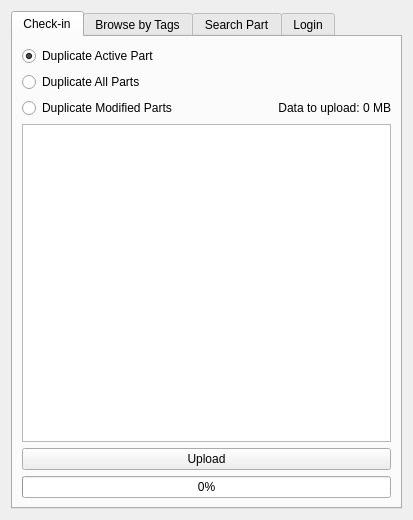
Before: the Qt Designer form taack-plm.ui in Taack/taack-plm-freecad, drawn with Qt 5.
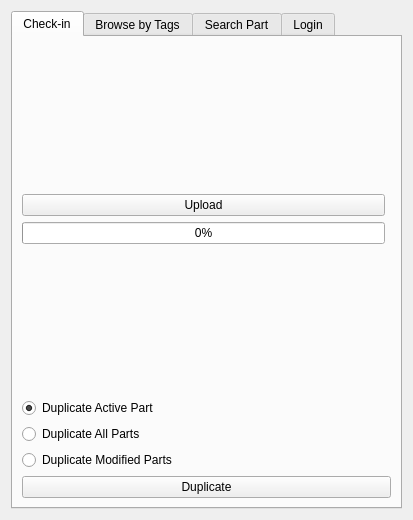
After: the same form once the commit is applied.

Commit message: WiP restore model duplication I

Patch:
```diff
--- a/taack-plm.ui
+++ b/taack-plm.ui
@@ -14,7 +14,7 @@
    <string>Taack PLM</string>
   </property>
   <layout class="QGridLayout" name="gridLayout">
-   <item row="0" column="0">
+   <item row="1" column="0">
     <widget class="QTabWidget" name="tabWidget">
      <property name="currentIndex">
       <number>0</number>
@@ -25,7 +25,34 @@
        <string>Check-in</string>
       </attribute>
       <layout class="QGridLayout" name="checkInLayout">
+       <item row="5" column="0">
+        <widget class="QRadioButton" name="forkAll">
+         <property name="text">
+          <string>Duplicate All Parts</string>
+         </property>
+        </widget>
+       </item>
        <item row="0" column="0">
+        <spacer name="verticalSpacer">
+         <property name="orientation">
+          <enum>Qt::Orientation::Vertical</enum>
+         </property>
+         <property name="sizeHint" stdset="0">
+          <size>
+           <width>20</width>
+           <height>40</height>
+          </size>
+         </property>
+        </spacer>
+       </item>
+       <item row="1" column="0">
+        <widget class="QPushButton" name="uploadButton">
+         <property name="text">
+          <string>Upload</string>
+         </property>
+        </widget>
+       </item>
+       <item row="4" column="0">
         <widget class="QRadioButton" name="forkActive">
          <property name="text">
           <string>Duplicate Active Part</string>
@@ -35,54 +62,40 @@
          </property>
         </widget>
        </item>
-       <item row="1" column="0">
-        <widget class="QRadioButton" name="forkAll">
-         <property name="text">
-          <string>Duplicate All Parts</string>
-         </property>
-        </widget>
-       </item>
-       <item row="2" column="0">
+       <item row="6" column="0">
         <widget class="QRadioButton" name="forkTouched">
          <property name="text">
           <string>Duplicate Modified Parts</string>
          </property>
         </widget>
        </item>
-       <item row="2" column="1">
-        <widget class="QLabel" name="uploadSizeLabel">
+       <item row="7" column="0" colspan="2">
+        <widget class="QPushButton" name="forkButton">
          <property name="text">
-          <string>Data to upload: 0 MB</string>
+          <string>Duplicate</string>
          </property>
-         <property name="alignment">
-          <set>Qt::AlignmentFlag::AlignRight|Qt::AlignmentFlag::AlignVCenter</set>
-         </property>
         </widget>
        </item>
-       <item row="3" column="0" colspan="2">
-        <widget class="QListWidget" name="List">
-         <property name="minimumSize">
-          <size>
-           <width>0</width>
-           <height>100</height>
-          </size>
-         </property>
-        </widget>
-       </item>
-       <item row="4" column="0" colspan="2">
-        <widget class="QPushButton" name="uploadButton">
-         <property name="text">
-          <string>Upload</string>
-         </property>
-        </widget>
-       </item>
-       <item row="5" column="0" colspan="2">
+       <item row="2" column="0">
         <widget class="QProgressBar" name="uploadProgress">
          <property name="value">
           <number>0</number>
          </property>
         </widget>
        </item>
+       <item row="3" column="0">
+        <spacer name="verticalSpacer_2">
+         <property name="orientation">
+          <enum>Qt::Orientation::Vertical</enum>
+         </property>
+         <property name="sizeHint" stdset="0">
+          <size>
+           <width>20</width>
+           <height>40</height>
+          </size>
+         </property>
+        </spacer>
+       </item>
       </layout>
      </widget>
      <!-- Browse tab -->
```
Left out of the diff: 18 changed lines with no effect on the pictures. Lines whose indentation alone changed are shown as unchanged. The commit also changes 1 other file.
